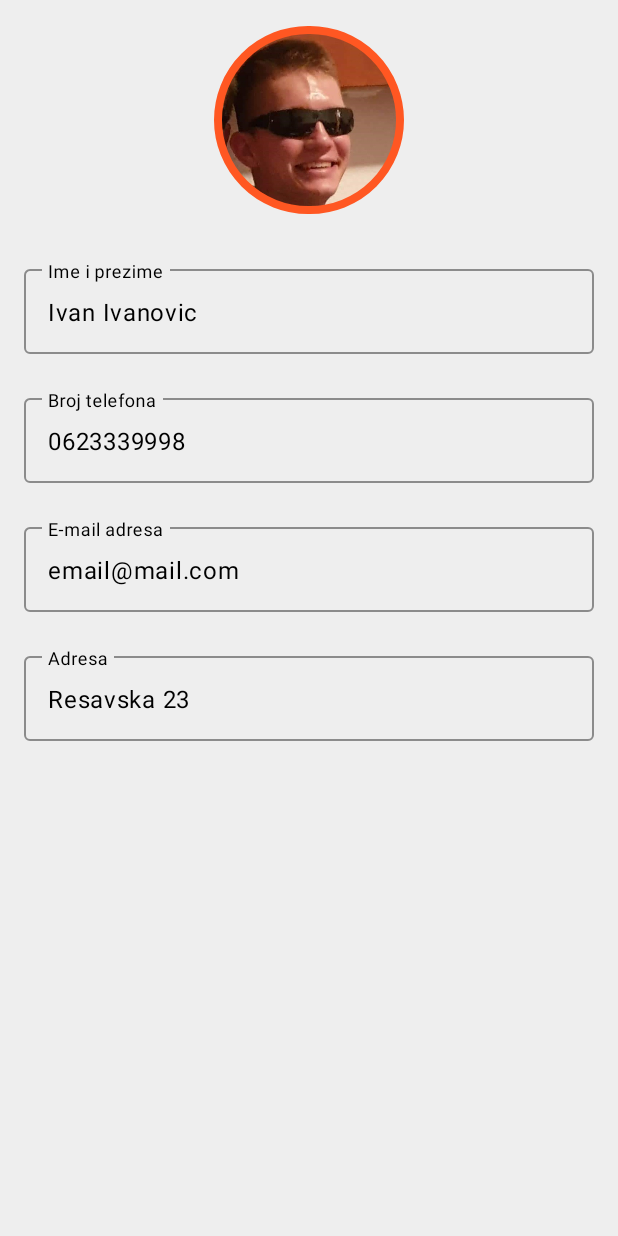
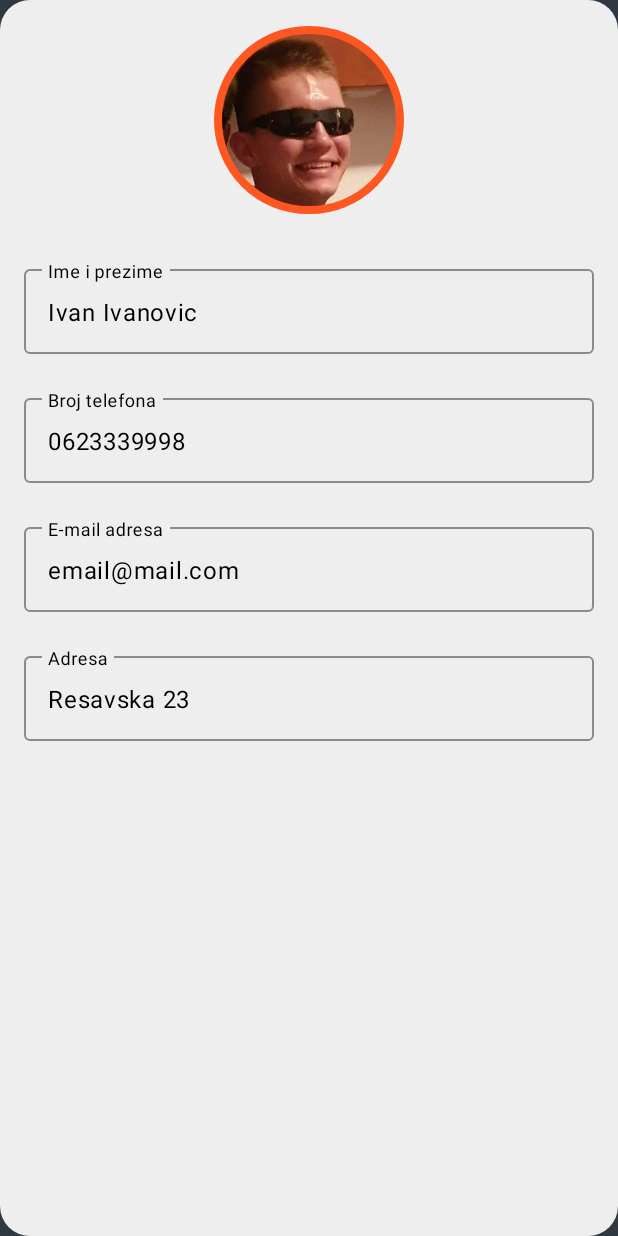
Before and after one commit to newkristian/uber-like-kmp, an Android app: the fragment PassengerAccountFragment shown on its own in the app's theme, on a phone screen of 412 x 824 dp. Run offline under Robolectric (Android 15) with nearby library versions, the phone set to English and light mode, and no system bars.

Commit message:
Added rounded edges for passenger account view

```diff
--- a/Mobilna aplikacija/app/src/main/java/com/example/uberapp_tim9/login/LoginActivity.java
+++ b/Mobilna aplikacija/app/src/main/java/com/example/uberapp_tim9/login/LoginActivity.java
@@ -25,7 +25,7 @@ public class LoginActivity extends AppCompatActivity {
         Button register = findViewById(R.id.sign_up_button);
         register.setOnClickListener(view ->
         {startActivity(new Intent(getApplicationContext(), PassengerRegisterActivity.class));
-                this.finish();});
+                });
     }
 
 }
--- a/Mobilna aplikacija/app/src/main/res/layout/fragment_passenger_account.xml
+++ b/Mobilna aplikacija/app/src/main/res/layout/fragment_passenger_account.xml
@@ -4,39 +4,40 @@
     xmlns:tools="http://schemas.android.com/tools"
     android:layout_width="match_parent"
     android:layout_height="match_parent"
-    android:background="@color/light_grey"
+    android:background="@color/dark_grey"
     tools:context=".PassengerAccountFragment">
 
     <LinearLayout
         android:id="@+id/top_layout"
         android:layout_width="match_parent"
         android:layout_height="match_parent"
+        android:background="@drawable/rounded_corners_card_white"
         android:orientation="vertical">
 
         <com.google.android.material.imageview.ShapeableImageView
             android:id="@+id/profile_picture_image_view"
             android:layout_width="141dp"
             android:layout_height="140dp"
+            android:layout_gravity="center_horizontal"
+            android:layout_marginTop="10dp"
             android:adjustViewBounds="true"
+            android:contentDescription="@string/profile_picture"
             android:cropToPadding="false"
             android:padding="10dp"
             android:scaleType="fitXY"
-            android:layout_gravity="center_horizontal"
-            android:layout_marginTop="10dp"
-            android:contentDescription="@string/profile_picture"
             android:src="@drawable/ic_people"
             app:shapeAppearanceOverlay="@style/roundedImageViewRounded"
+            app:srcCompat="@drawable/ic_branislav"
             app:strokeColor="@color/bright_orange"
-            app:strokeWidth="5dp"
-            app:srcCompat="@drawable/ic_branislav" />
+            app:strokeWidth="5dp" />
 
         <com.google.android.material.textfield.TextInputLayout
             android:id="@+id/name_text_input_layout"
             android:layout_width="match_parent"
             android:layout_height="wrap_content"
             android:layout_marginStart="16dp"
+            android:layout_marginTop="24dp"
             android:layout_marginEnd="16dp"
-            android:layout_marginTop="24dp"
             android:hint="@string/passenger_account_name"
             android:textColorHint="@color/black"
             app:boxStrokeColor="@color/black"
@@ -47,10 +48,10 @@
                 android:id="@+id/name_text_input_edit_text"
                 android:layout_width="match_parent"
                 android:layout_height="wrap_content"
+                android:enabled="false"
                 android:textColor="@color/black"
                 android:textColorHighlight="@color/black"
-                android:textColorLink="@color/black"
-                android:enabled="false" />
+                android:textColorLink="@color/black" />
 
         </com.google.android.material.textfield.TextInputLayout>
 
@@ -59,8 +60,8 @@
             android:layout_width="match_parent"
             android:layout_height="wrap_content"
             android:layout_marginStart="16dp"
+            android:layout_marginTop="24dp"
             android:layout_marginEnd="16dp"
-            android:layout_marginTop="24dp"
             android:hint="@string/passenger_account_phone_number"
             android:textColorHint="@color/black"
             app:boxStrokeColor="@color/black"
@@ -71,11 +72,11 @@
                 android:id="@+id/phone_number_text_input_edit_text"
                 android:layout_width="match_parent"
                 android:layout_height="wrap_content"
+                android:enabled="false"
+                android:inputType="phone"
                 android:textColor="@color/black"
                 android:textColorHighlight="@color/black"
-                android:textColorLink="@color/black"
-                android:inputType="phone"
-                android:enabled="false" />
+                android:textColorLink="@color/black" />
 
         </com.google.android.material.textfield.TextInputLayout>
 
@@ -84,8 +85,8 @@
             android:layout_width="match_parent"
             android:layout_height="wrap_content"
             android:layout_marginStart="16dp"
+            android:layout_marginTop="24dp"
             android:layout_marginEnd="16dp"
-            android:layout_marginTop="24dp"
             android:hint="@string/passenger_email"
             android:textColorHint="@color/black"
             app:boxStrokeColor="@color/black"
@@ -96,11 +97,11 @@
                 android:id="@+id/email_text_input_edit_text"
                 android:layout_width="match_parent"
                 android:layout_height="wrap_content"
+                android:enabled="false"
+                android:inputType="textEmailAddress"
                 android:textColor="@color/black"
                 android:textColorHighlight="@color/black"
-                android:textColorLink="@color/black"
-                android:inputType="textEmailAddress"
-                android:enabled="false" />
+                android:textColorLink="@color/black" />
 
         </com.google.android.material.textfield.TextInputLayout>
 
@@ -109,8 +110,8 @@
             android:layout_width="match_parent"
             android:layout_height="wrap_content"
             android:layout_marginStart="16dp"
+            android:layout_marginTop="24dp"
             android:layout_marginEnd="16dp"
-            android:layout_marginTop="24dp"
             android:hint="@string/passenger_address"
             android:textColorHint="@color/black"
             app:boxStrokeColor="@color/black"
@@ -121,11 +122,11 @@
                 android:id="@+id/address_text_input_edit_text"
                 android:layout_width="match_parent"
                 android:layout_height="wrap_content"
+                android:enabled="false"
+                android:inputType="textPostalAddress"
                 android:textColor="@color/black"
                 android:textColorHighlight="@color/black"
-                android:textColorLink="@color/black"
-                android:inputType="textPostalAddress"
-                android:enabled="false" />
+                android:textColorLink="@color/black" />
 
         </com.google.android.material.textfield.TextInputLayout>
 
```
